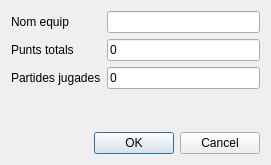
Before: the Qt Designer form equipdialog.ui in vicgua/robocat, drawn with Qt 5.
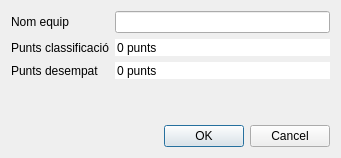
After: the same form once the commit is applied.

Commit message:
La edició d'equips ara mostra els punts correctes
Canviada, també, la clau de "partida" i la informació mostrada sobre els
equips.

```diff
--- a/equipdialog.ui
+++ b/equipdialog.ui
@@ -9,8 +9,8 @@
    <rect>
     <x>0</x>
     <y>0</y>
-    <width>271</width>
-    <height>165</height>
+    <width>341</width>
+    <height>158</height>
    </rect>
   </property>
   <property name="windowTitle">
@@ -32,41 +32,47 @@
      <item row="1" column="0">
       <widget class="QLabel" name="puntsTotalsLabel">
        <property name="text">
-        <string>Punts totals</string>
+        <string>Punts classificació</string>
        </property>
       </widget>
      </item>
      <item row="1" column="1">
-      <widget class="QLineEdit" name="puntsTotals">
-       <property name="toolTip">
-        <string>No editable - atribut calculat</string>
-       </property>
-       <property name="text">
-        <string>0</string>
+      <widget class="QSpinBox" name="puntsClassificacio">
+       <property name="frame">
+        <bool>false</bool>
        </property>
        <property name="readOnly">
         <bool>true</bool>
        </property>
+       <property name="buttonSymbols">
+        <enum>QAbstractSpinBox::NoButtons</enum>
+       </property>
+       <property name="suffix">
+        <string> punts</string>
+       </property>
       </widget>
      </item>
      <item row="2" column="0">
       <widget class="QLabel" name="partidesJugadesLabel">
        <property name="text">
-        <string>Partides jugades</string>
+        <string>Punts desempat</string>
        </property>
       </widget>
      </item>
      <item row="2" column="1">
-      <widget class="QLineEdit" name="partidesJugades">
-       <property name="toolTip">
-        <string>No editable - atribut calculat</string>
-       </property>
-       <property name="text">
-        <string>0</string>
+      <widget class="QSpinBox" name="puntsDesempat">
+       <property name="frame">
+        <bool>false</bool>
        </property>
        <property name="readOnly">
         <bool>true</bool>
        </property>
+       <property name="buttonSymbols">
+        <enum>QAbstractSpinBox::NoButtons</enum>
+       </property>
+       <property name="suffix">
+        <string> punts</string>
+       </property>
       </widget>
      </item>
     </layout>
```
Left out of the diff: 4 changed lines with no effect on the pictures. The commit also changes 14 other files.
